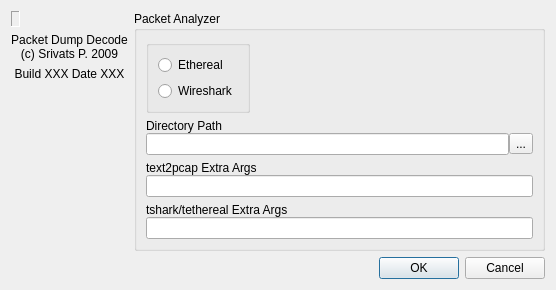
pstavirs/pdd, file settings.ui: the form before one commit.
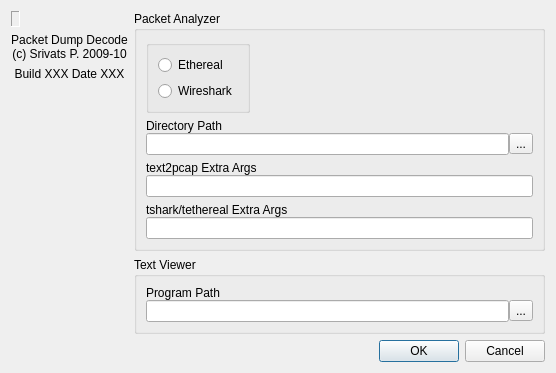
The form after the commit. Icons and pictures are not drawn.

Commit message: "Decode and View in External (Wireshark/Ethereal)" and "Decode and View as XML" now work in Linux

```diff
--- a/settings.ui
+++ b/settings.ui
@@ -6,7 +6,7 @@
     <x>0</x>
     <y>0</y>
     <width>556</width>
-    <height>279</height>
+    <height>357</height>
    </rect>
   </property>
   <property name="windowTitle" >
@@ -16,7 +16,7 @@
    <iconset resource="pdd.qrc" >:/icons/icons/settings.png</iconset>
   </property>
   <layout class="QGridLayout" >
-   <item rowspan="2" row="0" column="0" >
+   <item rowspan="3" row="0" column="0" >
     <layout class="QVBoxLayout" >
      <item>
       <widget class="QLabel" name="label_2" >
@@ -43,8 +43,8 @@
      <item>
       <widget class="QLabel" name="label_3" >
        <property name="text" >
-        <string>Packet Dump Decode
-(c) Srivats P. 2009</string>
+        <string>Packet Dump Decode&#xd;
+(c) Srivats P. 2009-10</string>
        </property>
        <property name="alignment" >
         <set>Qt::AlignCenter</set>
@@ -190,6 +190,46 @@
     </widget>
    </item>
    <item row="1" column="1" >
+    <widget class="QGroupBox" name="groupBox_3" >
+     <property name="title" >
+      <string>Text Viewer</string>
+     </property>
+     <layout class="QHBoxLayout" >
+      <item>
+       <layout class="QVBoxLayout" >
+        <property name="spacing" >
+         <number>0</number>
+        </property>
+        <item>
+         <widget class="QLabel" name="label_6" >
+          <property name="text" >
+           <string>Program Path</string>
+          </property>
+         </widget>
+        </item>
+        <item>
+         <layout class="QHBoxLayout" >
+          <property name="spacing" >
+           <number>0</number>
+          </property>
+          <item>
+           <widget class="QLineEdit" name="leTextViewer" />
+          </item>
+          <item>
+           <widget class="QToolButton" name="tbBrowseFile" >
+            <property name="text" >
+             <string>...</string>
+            </property>
+           </widget>
+          </item>
+         </layout>
+        </item>
+       </layout>
+      </item>
+     </layout>
+    </widget>
+   </item>
+   <item row="2" column="1" >
     <spacer>
      <property name="orientation" >
       <enum>Qt::Vertical</enum>
@@ -202,7 +242,7 @@
      </property>
     </spacer>
    </item>
-   <item row="2" column="0" colspan="2" >
+   <item row="3" column="0" colspan="2" >
     <widget class="QDialogButtonBox" name="buttonBox" >
      <property name="orientation" >
       <enum>Qt::Horizontal</enum>
```
The commit also changes 7 other files.
